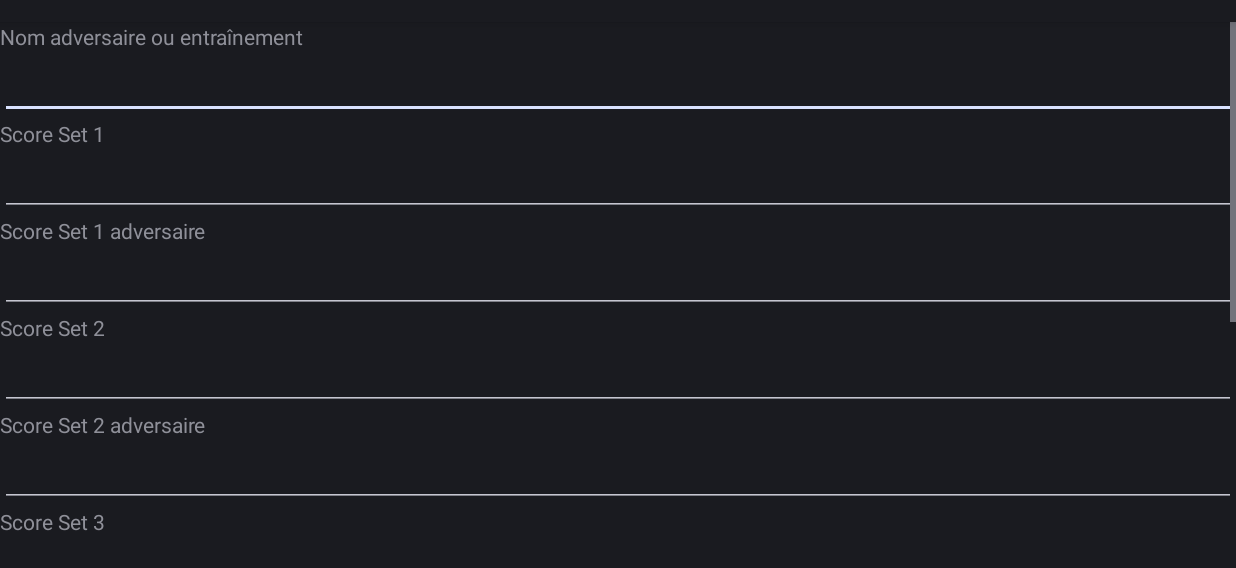
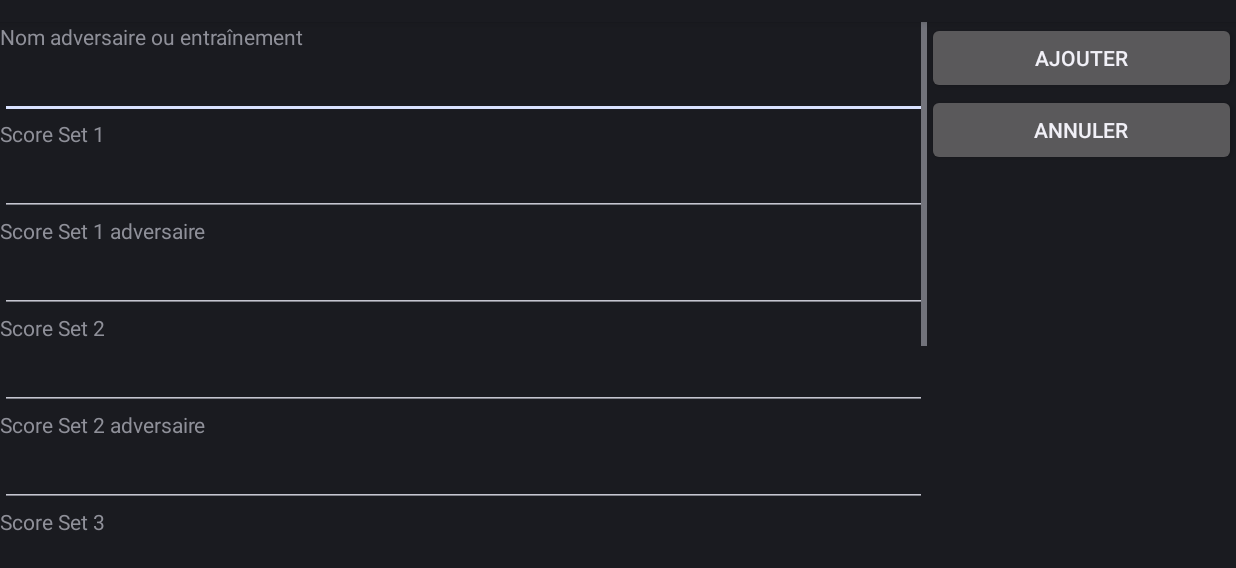
Before and after one commit to Alex3132/Projet-AndroTennis, an Android app: the AddPerformActivity screen opened directly, with no data from a screen before it, on a phone screen of 824 x 412 dp (held sideways), the part 50-618 px from its top. Run offline under Robolectric (Android 15) with nearby library versions, the light colour scheme and no system bars.

Commit message:
changement layout ajour d'un bouton annuler

```diff
--- a/AndroTennis/app/src/main/res/layout/addperform.xml
+++ b/AndroTennis/app/src/main/res/layout/addperform.xml
@@ -1,10 +1,15 @@
 <?xml version="1.0" encoding="utf-8"?>
+<LinearLayout
+    xmlns:android="http://schemas.android.com/apk/res/android"
+  android:layout_width="match_parent"
+  android:layout_height="match_parent">
 
 <ScrollView
 
     android:layout_height="match_parent"
-    android:layout_width="match_parent"
-    xmlns:android="http://schemas.android.com/apk/res/android">
+    android:layout_width="0dp"
+    android:layout_weight="3"
+   >
 
 <LinearLayout xmlns:android="http://schemas.android.com/apk/res/android"
     android:orientation="vertical" android:layout_width="match_parent"
@@ -140,12 +145,27 @@
 
       android:inputType="text" />
 
-  <Button
-      android:id="@+id/add_perform_edit_valid"
-      android:layout_width="wrap_content"
-      android:layout_height="wrap_content"
-      android:text="@string/add_perform_button_text"
-      android:onClick="onAddPerformDataButtonClicked"
-      />
+
 </LinearLayout>
 </ScrollView>
+  <LinearLayout
+      android:layout_width="0dp"
+      android:layout_height="match_parent"
+      android:layout_weight="1"
+      android:orientation="vertical">
+    <Button
+        android:id="@+id/add_perform_edit_valid"
+        android:layout_width="match_parent"
+        android:layout_height="wrap_content"
+        android:text="@string/add_perform_button_text"
+        android:onClick="onAddPerformDataButtonClicked"
+        />
+    <Button
+        android:id="@+id/add_perform_edit_cancel"
+        android:layout_width="match_parent"
+        android:layout_height="wrap_content"
+        android:text="@string/cancel_button"
+        android:onClick="onCancelButtonClickedAddPerform"
+        />
+  </LinearLayout>
+</LinearLayout>
```
Also changed, not shown: AndroTennis/app/src/main/java/fr/ldnr/androtennis/AddPerformActivity.java (+55 -20 lines).
